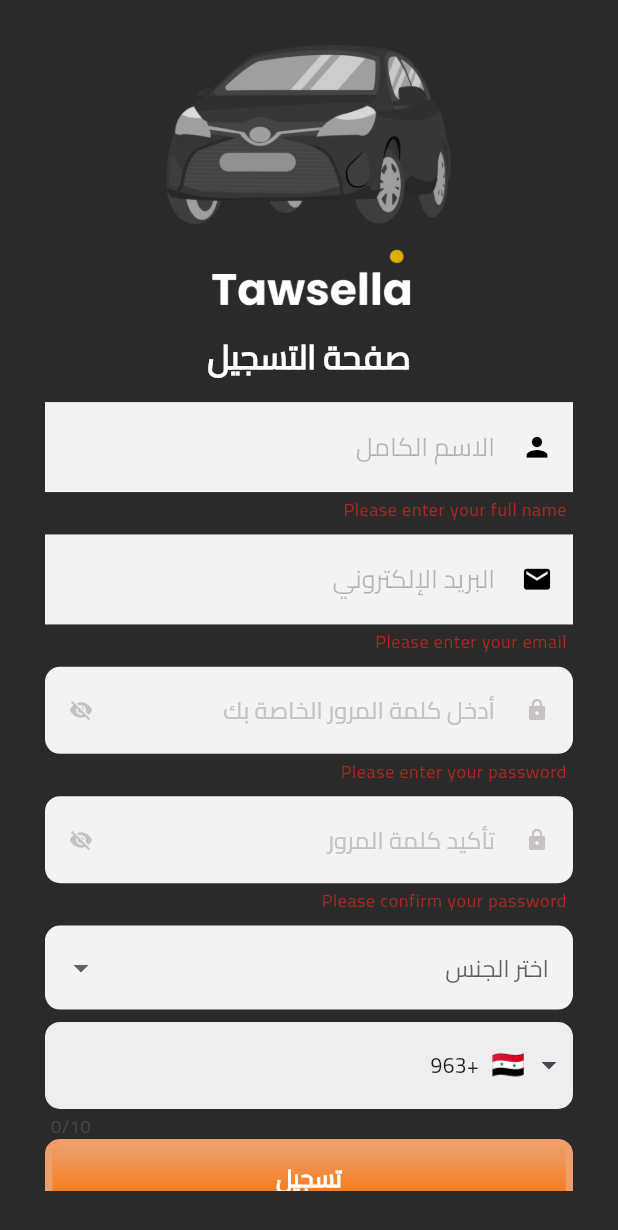
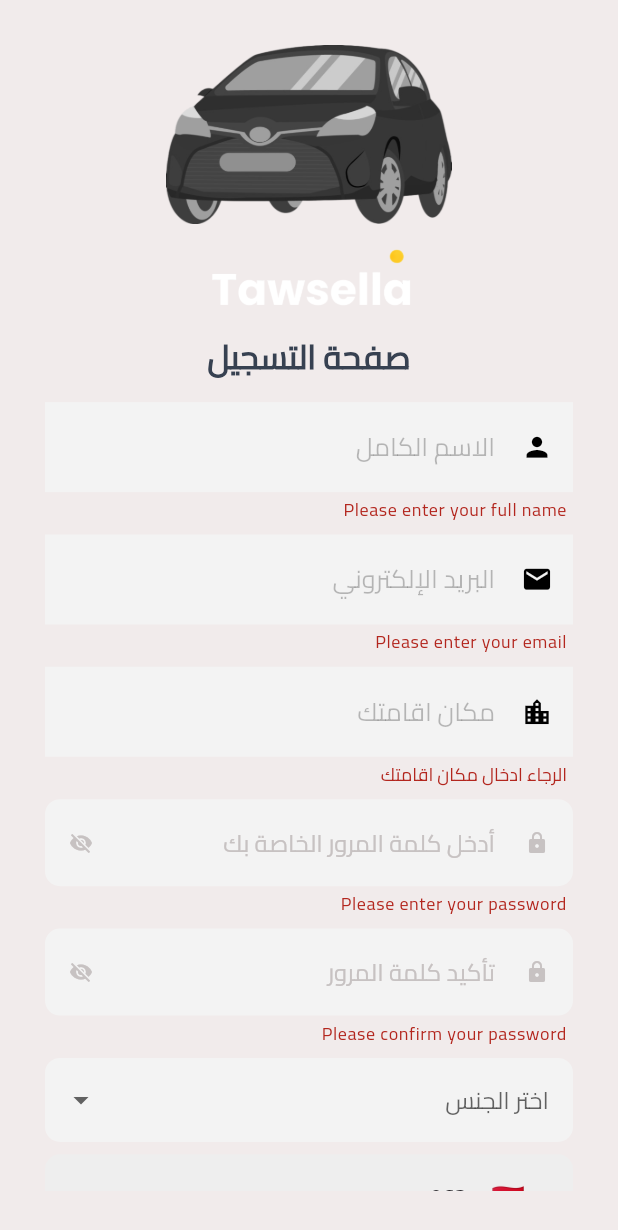
Before and after one commit to AlDali-Ahmad/StarTaxi_v2_customer, a Flutter app: the RegisterPage screen opened directly, after a tap on "تسجيل", on a phone screen of 412 x 824 dp. Shown: the top 1230 px of the screen. Run offline on Flutter 3.47's test engine with Material 3 defaults, Android fonts, the phone set to English and light mode, and no system bars; drawn by our look-alikes of intl_phone_field; our stand-ins replace audioplayers, flutter_screenutil, flutter_spinkit, geolocator, get, google_fonts and 2 more; missing offline and left inert: loading_btn; accounts and stored records are empty.

Commit message:
fix code

```diff
--- a/lib/Auth/View/regester_page.dart
+++ b/lib/Auth/View/regester_page.dart
@@ -7,7 +7,6 @@ import 'package:http/http.dart' as http;
 import 'package:shared_preferences/shared_preferences.dart';
 import 'package:tawsella_final/auth/View/login_page.dart';
 import 'package:tawsella_final/auth/View/verification_code.dart';
-import 'package:tawsella_final/auth/controller/auth_controller_getx.dart';
 import 'package:tawsella_final/components/customTextField.dart';
 import 'package:tawsella_final/components/custom_loading_button.dart';
 import 'package:tawsella_final/components/custom_snackbar.dart';
@@ -31,6 +30,7 @@ class _RegisterPageState extends State<RegisterPage> {
   final passwordController = TextEditingController();
   final passwordConfirmationController = TextEditingController();
   final phoneNumberController = TextEditingController();
+  final addressController = TextEditingController();
   final GlobalKey<FormState> _formKey = GlobalKey<FormState>();
   String? genderController;
   // final AuthController authController = Get.put(AuthController());
@@ -42,9 +42,10 @@ class _RegisterPageState extends State<RegisterPage> {
       'password_confirmation': passwordConfirmationController.text,
       'phone_number': phoneNumberController.text,
       'gender': genderController,
+      'address': addressController.text,
     };
 
-    final url = 'https://tawsella.online/api/register';
+    final url = '${Url.url}api/register';
 
     try {
       final response = await http.post(
@@ -122,6 +123,7 @@ class _RegisterPageState extends State<RegisterPage> {
                         alignment: Alignment.center,
                         fontSize: 22,
                         fontWeight: FontWeight.bold,
+                        color: AppColors.textColor,
                       ),
                       const SizedBox(height: 15),
                       CustomTextField(
@@ -146,6 +148,18 @@ class _RegisterPageState extends State<RegisterPage> {
                           }
                           if (!GetUtils.isEmail(value)) {
                             return 'Please enter a valid email'.tr;
+                          }
+                          return null;
+                        },
+                      ),
+                      SizedBox(height: size.height / 100),
+                      CustomTextField(
+                        controller: addressController,
+                        hintText: 'مكان اقامتك',
+                        iconData: Icons.location_city,
+                        validator: (value) {
+                          if (value == null || value.isEmpty) {
+                            return 'الرجاء ادخال مكان اقامتك';
                           }
                           return null;
                         },
@@ -202,7 +216,7 @@ class _RegisterPageState extends State<RegisterPage> {
                         ],
                         onChanged: (value) {
                           setState(() {
-                            genderController = value??'';
+                            genderController = value ?? '';
                           });
                         },
                       ),
@@ -229,6 +243,7 @@ class _RegisterPageState extends State<RegisterPage> {
                             text: 'already_have_account'.tr,
                             fontSize: 14,
                             fontWeight: FontWeight.normal,
+                            color: AppColors.textColor,
                           ),
                           TextButton(
                             onPressed: () {
--- a/lib/utils/app_colors.dart
+++ b/lib/utils/app_colors.dart
@@ -2,15 +2,18 @@ import 'package:flutter/material.dart';
 
 class AppColors {
   static const Color primaryColor = Color(0xFF6F35A5);
-  static const Color BackgroundColor = Color.fromARGB(255, 43, 42, 42);
+  static const Color BackgroundColor = Color.fromARGB(255, 241, 235, 235);
+  // static const Color BackgroundColor = Color.fromARGB(255, 43, 42, 42);
   static const Color accentColor = Color(0xFFFFA726);
   static const Color backgroundColor = Color.fromARGB(255, 231, 13, 13);
   static const Color textColor = Color(0xFF374151);
   static const Color iconColor = Color.fromARGB(255, 199, 194, 194);
   static const Color textField_color = Color(0xFFF3F3F3);
   static const Color orange = Color(0xFFFA4A0C);
-  static const Color orange1 = Color(0xFFF97000);
-  static const Color orange2 = Color(0xFFED9E69);
+  static const Color orange1 = Color.fromARGB(255, 0, 112, 249);
+  static const Color orange2 = Color.fromARGB(255, 84, 57, 234);
+  // static const Color orange1 = Color(0xFFF97000);
+  // static const Color orange2 = Color(0xFFED9E69);
   static const Color white = Color.fromARGB(255, 255, 255, 255);
   static const Color green1 = Color(0xFFB9FF00);
   static const Color grey = Color.fromARGB(255, 208, 215, 207);
--- a/lib/utils/url.dart
+++ b/lib/utils/url.dart
@@ -1,6 +1,6 @@
 class Url {
   // static String url = 'https://star-taxi.net/';
-  static String url = 'https://tawsella.online/';
+  static String url = 'http://tawsella.online/';
   // static String url = 'http://tawsella.online/';
   // static String url = 'http://10.0.2.2:8000/';
 }
```
